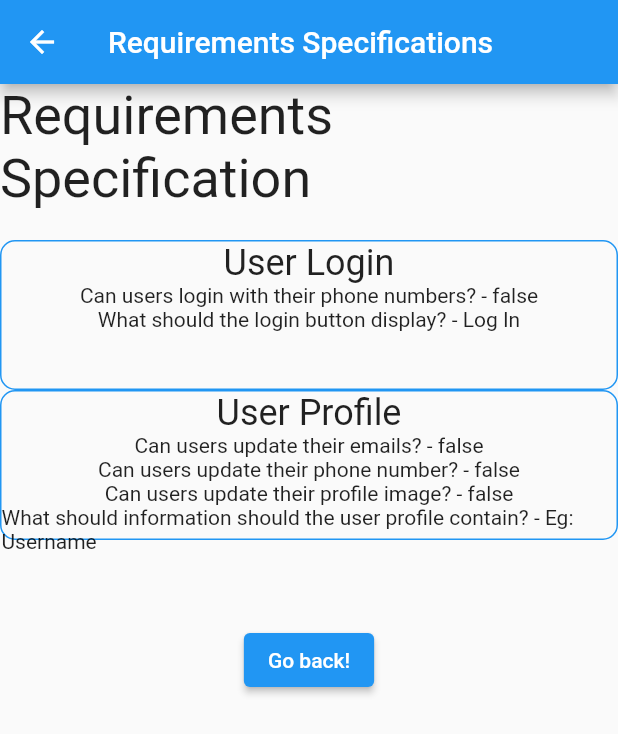
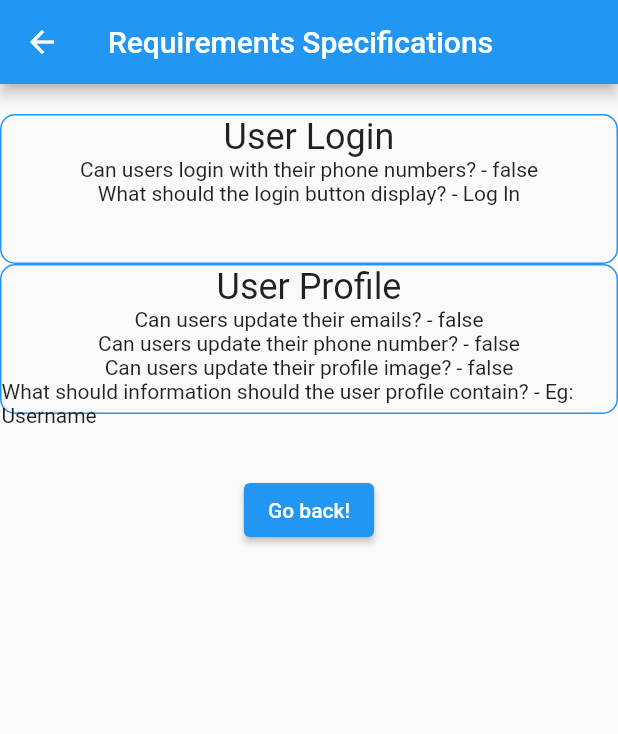
Before and after one commit to ElBatanony/ProtoFast, a Flutter app: the screen it shows after launch, after a tap on "Generate SRS", on a phone screen of 412 x 824 dp. Shown: the top 734 px of the screen. Run offline on Flutter 3.47's test engine with Material 2 defaults, Android fonts, the phone set to English and light mode, and no system bars.

Commit message:
Remove the SRS screen text widget header

```diff
--- a/lib/screens/srs_screen.dart
+++ b/lib/screens/srs_screen.dart
@@ -14,12 +14,7 @@ class SRSScreen extends StatelessWidget {
       body: Center(
         child: Column(
           children: [
-            const Text(
-              'Requirements Specification',
-              style: TextStyle(fontSize: 36),
-            ),
             project.generateSRS(),
-            SizedBox(width: 16.0, height: 16.0),
             ElevatedButton(
               onPressed: () {
                 Navigator.pop(context);
```
